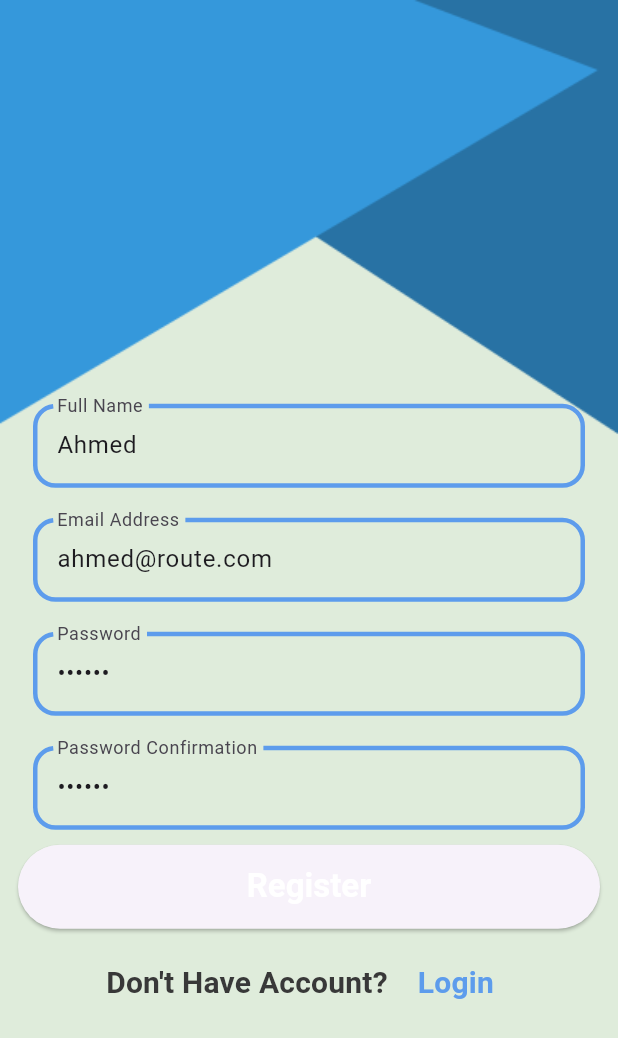
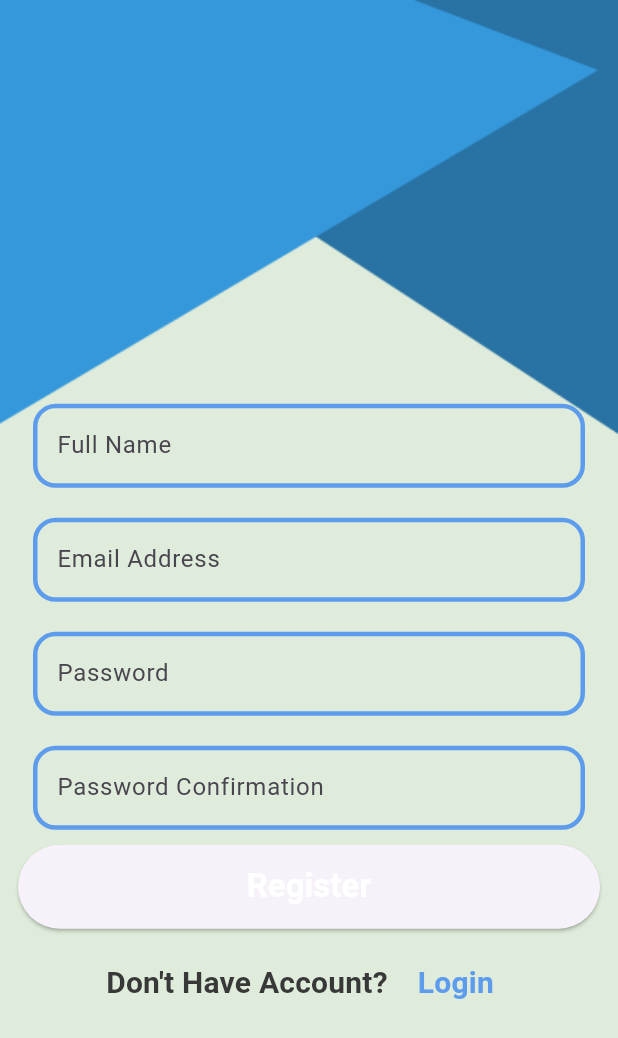
Before and after one commit to Ahmed-Abd-ElmAwlaa/todo-list, a Flutter app: the screen it shows after launch, on a phone screen of 412 x 824 dp. Shown: the top 1038 px of the screen. Run offline on Flutter 3.47's test engine with Material 3 defaults, Android fonts, the phone set to English and light mode, and no system bars; our stand-ins replace calendar_timeline, cloud_firestore, firebase_auth, firebase_core, flutter_slidable; accounts and stored records are empty.

Commit message:
Todo list app

```diff
--- a/lib/main.dart
+++ b/lib/main.dart
@@ -39,6 +39,7 @@ class TodoList extends StatelessWidget {
         LoginScreen.routeName : (_)=>LoginScreen(),
         HomeScreen.routeName:(context) => HomeScreen(),
       },
-      initialRoute: SplashScreen.routeName);
+      initialRoute: SplashScreen.routeName
+    );
   }
 }
--- a/lib/ui/auth/login/login_screen.dart
+++ b/lib/ui/auth/login/login_screen.dart
@@ -18,8 +18,8 @@ class LoginScreen extends StatefulWidget {
 
 class _LoginScreenState extends State<LoginScreen> {
   var formKey = GlobalKey<FormState>();
-  var emailController = TextEditingController(text: 'ahmed@route.com');
-  var passwordController = TextEditingController(text: '123456');
+  var emailController = TextEditingController();
+  var passwordController = TextEditingController();
 
   @override
   Widget build(BuildContext context) {
--- a/lib/ui/auth/register/register_screen.dart
+++ b/lib/ui/auth/register/register_screen.dart
@@ -6,7 +6,6 @@ import 'package:todo_list/my_theme.dart';
 import 'package:todo_list/ui/dialog_utils.dart';
 import '../../../validation_utils.dart';
 import '../../components/custom_form_field.dart';
-import '../../home/home_screen.dart';
 import '../login/login_screen.dart';
 
 class RegisterScreen extends StatefulWidget {
@@ -19,20 +18,20 @@ class _RegisterScreenState extends State<RegisterScreen> {
   var formKey = GlobalKey<FormState>();
 
   var nameController =
-  //TextEditingController();
-  TextEditingController(text: 'Ahmed');
+  TextEditingController();
+  //TextEditingController(text: 'Ahmed');
 
   var emailController =
-  //TextEditingController();
-  TextEditingController(text: 'ahmed@route.com');
+  TextEditingController();
+  //TextEditingController(text: 'ahmed@gmail.com');
 
   var passwordController =
-  //TextEditingController();
-  TextEditingController(text: '123456');
+  TextEditingController();
+  //TextEditingController(text: '123456');
 
   var passwordConfirmationController =
-  //TextEditingController();
-  TextEditingController(text: '123456');
+  TextEditingController();
+  //TextEditingController(text: '123456');
 
   @override
   Widget build(BuildContext context) {
```
